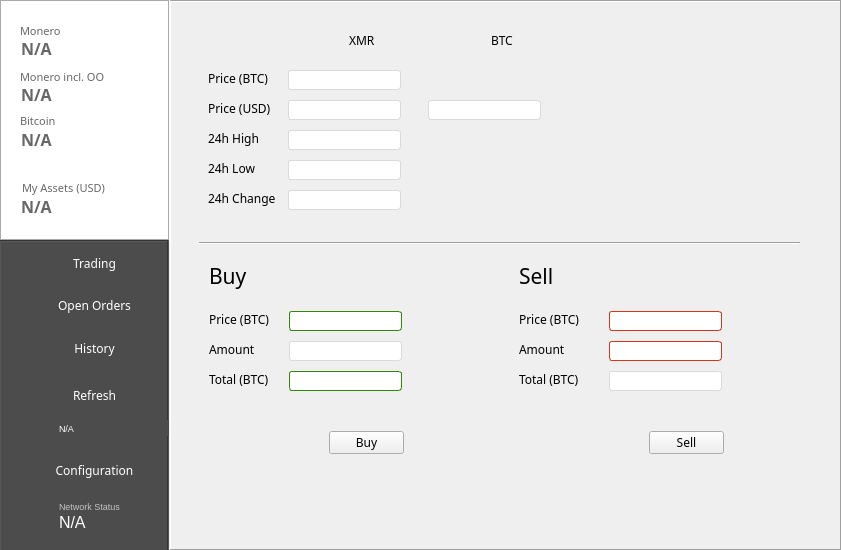
Qt form mainwindow.ui (swalecko/PoloniexTradeGUI) before a commit.
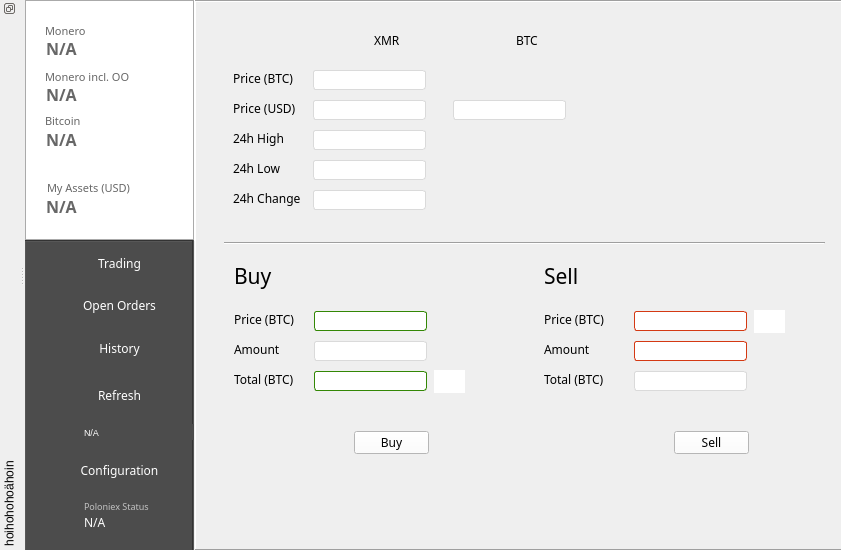
The same form after that commit. The open tabs and pages were chosen to show the change. Icons and pictures are not drawn.

Commit message: Style changes + frameless window moveable

Diff of the .ui file:
```diff
--- a/mainwindow.ui
+++ b/mainwindow.ui
@@ -1206,7 +1206,7 @@
      </property>
      <property name="font">
       <font>
-       <family>Arial</family>
+       <family>Century Gothic</family>
        <pointsize>7</pointsize>
        <weight>50</weight>
        <italic>false</italic>
@@ -1218,7 +1218,7 @@
 </string>
      </property>
      <property name="text">
-      <string>Network Status</string>
+      <string>Poloniex Status</string>
      </property>
     </widget>
     <widget class="QLabel" name="lblPoloniexStatusResult">
@@ -1232,8 +1232,8 @@
      </property>
      <property name="font">
       <font>
-       <family>Arial</family>
-       <pointsize>12</pointsize>
+       <family>Century Gothic</family>
+       <pointsize>9</pointsize>
       </font>
      </property>
      <property name="styleSheet">
@@ -1259,8 +1259,8 @@
     <widget class="QProgressBar" name="GprogressBar">
      <property name="geometry">
       <rect>
-       <x>59</x>
-       <y>166</y>
+       <x>58</x>
+       <y>179</y>
        <width>85</width>
        <height>4</height>
       </rect>
@@ -1324,7 +1324,7 @@
      <property name="geometry">
       <rect>
        <x>60</x>
-       <y>180</y>
+       <y>184</y>
        <width>111</width>
        <height>16</height>
       </rect>
@@ -1438,6 +1438,18 @@
 border: 1px solid gray;
 border-radius: 3px;
 }
+
+QPushButton{ background-color: white; }
+QPushButton:disabled{ color: rgb(234, 234, 234); background-color: rgb(240, 240, 240); }
+
+QPushButton:pressed{ background-color: orange; }
+QPushButton:focus:pressed{background-color: rgb(235, 235, 235);}
+QPushButton:hover{ background-color: rgb(218, 218, 218);}
+QPushButton:checked{ background-color: pink; }
+
+
+
+
 </string>
       </property>
       <property name="frameShape">
@@ -1610,6 +1622,11 @@
          <height>20</height>
         </rect>
        </property>
+       <property name="font">
+        <font>
+         <family>Century Gothic</family>
+        </font>
+       </property>
        <property name="styleSheet">
         <string notr="true">
 border-color: rgb(218, 218, 218);</string>
@@ -1627,6 +1644,11 @@
          <height>20</height>
         </rect>
        </property>
+       <property name="font">
+        <font>
+         <family>Century Gothic</family>
+        </font>
+       </property>
        <property name="styleSheet">
         <string notr="true">
 border-color: rgb(218, 218, 218);</string>
@@ -1644,6 +1666,11 @@
          <height>20</height>
         </rect>
        </property>
+       <property name="font">
+        <font>
+         <family>Century Gothic</family>
+        </font>
+       </property>
        <property name="styleSheet">
         <string notr="true">
 border-color: rgb(218, 218, 218);</string>
@@ -1664,6 +1691,11 @@
          <height>20</height>
         </rect>
        </property>
+       <property name="font">
+        <font>
+         <family>Century Gothic</family>
+        </font>
+       </property>
        <property name="styleSheet">
         <string notr="true">
 border-color: rgb(218, 218, 218);</string>
@@ -1681,6 +1713,11 @@
          <height>20</height>
         </rect>
        </property>
+       <property name="font">
+        <font>
+         <family>Century Gothic</family>
+        </font>
+       </property>
        <property name="styleSheet">
         <string notr="true">
 border-color: rgb(218, 218, 218);</string>
@@ -1698,6 +1735,11 @@
          <height>20</height>
         </rect>
        </property>
+       <property name="font">
+        <font>
+         <family>Century Gothic</family>
+        </font>
+       </property>
        <property name="styleSheet">
         <string notr="true">
 border-color: rgb(218, 218, 218);</string>
@@ -1854,6 +1896,11 @@
          <height>20</height>
         </rect>
        </property>
+       <property name="font">
+        <font>
+         <family>Century Gothic</family>
+        </font>
+       </property>
        <property name="styleSheet">
         <string notr="true">border-color: rgb(51, 135, 5);
 </string>
@@ -1871,6 +1918,11 @@
          <height>20</height>
         </rect>
        </property>
+       <property name="font">
+        <font>
+         <family>Century Gothic</family>
+        </font>
+       </property>
        <property name="styleSheet">
         <string notr="true">
 border-color: rgb(218, 218, 218);</string>
@@ -1891,6 +1943,11 @@
          <height>20</height>
         </rect>
        </property>
+       <property name="font">
+        <font>
+         <family>Century Gothic</family>
+        </font>
+       </property>
        <property name="styleSheet">
         <string notr="true">border-color: rgb(51, 135, 5);</string>
        </property>
@@ -1907,6 +1964,11 @@
          <height>20</height>
         </rect>
        </property>
+       <property name="font">
+        <font>
+         <family>Century Gothic</family>
+        </font>
+       </property>
        <property name="styleSheet">
         <string notr="true">border-color: rgb(212, 57, 19);</string>
        </property>
@@ -1923,6 +1985,11 @@
          <height>20</height>
         </rect>
        </property>
+       <property name="font">
+        <font>
+         <family>Century Gothic</family>
+        </font>
+       </property>
        <property name="styleSheet">
         <string notr="true">border-color: rgb(212, 57, 19);</string>
        </property>
@@ -1939,6 +2006,11 @@
          <height>20</height>
         </rect>
        </property>
+       <property name="font">
+        <font>
+         <family>Century Gothic</family>
+        </font>
+       </property>
        <property name="styleSheet">
         <string notr="true">
 border-color: rgb(218, 218, 218);</string>
@@ -2025,7 +2097,7 @@
         </font>
        </property>
        <property name="styleSheet">
-        <string notr="true"/>
+        <string notr="true">border: transparent;</string>
        </property>
        <property name="text">
         <string/>
@@ -2065,7 +2137,7 @@
         </font>
        </property>
        <property name="styleSheet">
-        <string notr="true"/>
+        <string notr="true">border: transparent;</string>
        </property>
        <property name="text">
         <string/>
@@ -4092,6 +4164,21 @@
    <zorder>frame</zorder>
    <zorder>stackedWidget</zorder>
   </widget>
+  <widget class="QDockWidget" name="dockWidget">
+   <property name="floating">
+    <bool>true</bool>
+   </property>
+   <property name="features">
+    <set>QDockWidget::DockWidgetFloatable|QDockWidget::DockWidgetVerticalTitleBar</set>
+   </property>
+   <property name="windowTitle">
+    <string>hoihohohoähoin</string>
+   </property>
+   <attribute name="dockWidgetArea">
+    <number>1</number>
+   </attribute>
+   <widget class="QWidget" name="dockWidgetContents"/>
+  </widget>
  </widget>
  <layoutdefault spacing="6" margin="11"/>
  <resources/>
```
Left out of the diff: 30 changed lines with no effect on the pictures. The commit also changes 8 other files.
